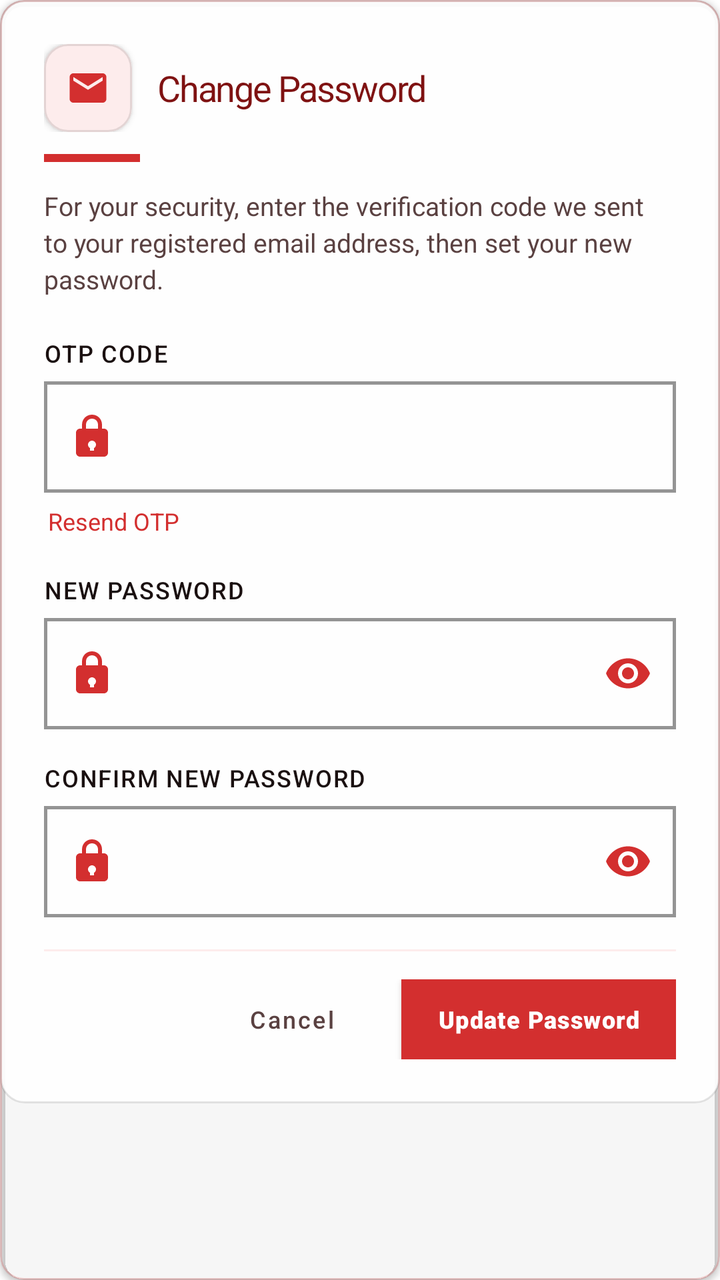
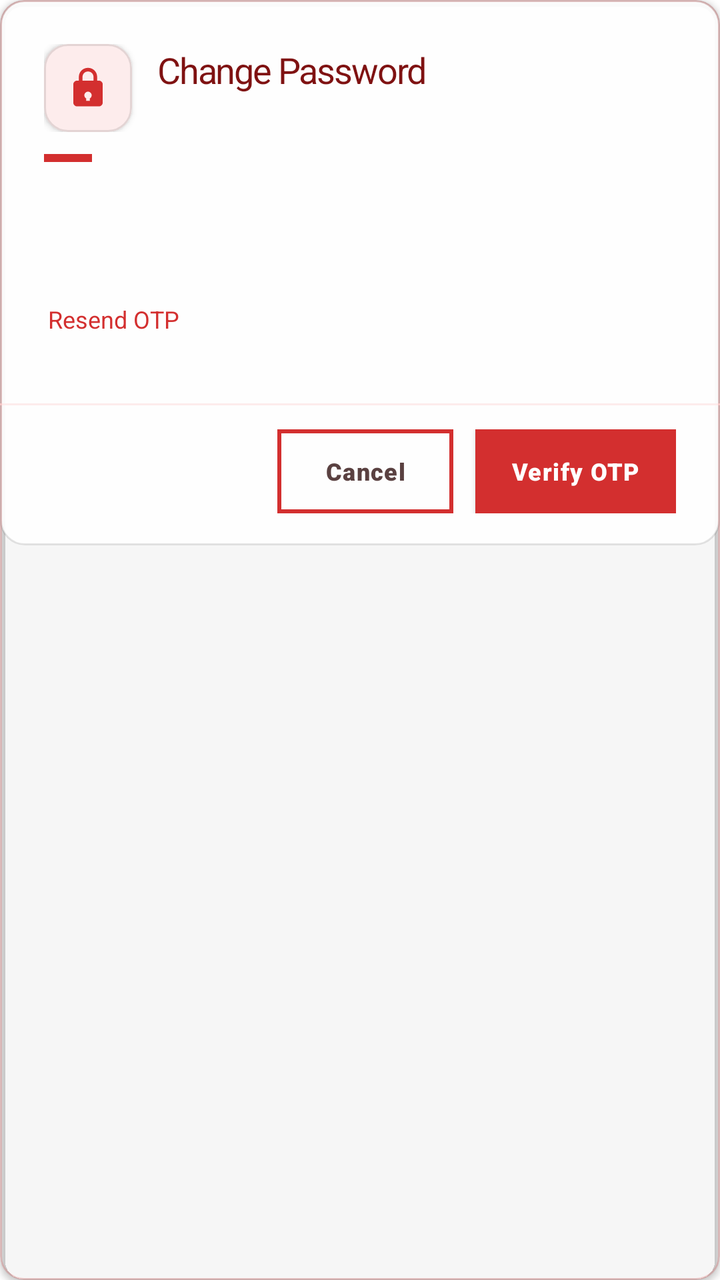

Compare the two renders of this Android layout. The source of the first and the diff that turns it into the second are given below.
<!-- AndroidManifest.xml: application theme Theme.VelocitySuites -->
<!-- res/layout/dialog_change_password_otp.xml -->
<?xml version="1.0" encoding="utf-8"?>
<com.google.android.material.card.MaterialCardView xmlns:android="http://schemas.android.com/apk/res/android"
    xmlns:app="http://schemas.android.com/apk/res-auto"
    style="@style/Widget.Velocity.Card.Glass"
    android:layout_width="match_parent"
    android:layout_height="wrap_content">

    <LinearLayout
        android:layout_width="match_parent"
        android:layout_height="wrap_content"
        android:background="@drawable/bg_glass_card_white"
        android:orientation="vertical"
        android:padding="22dp">

        <LinearLayout
            android:layout_width="match_parent"
            android:layout_height="wrap_content"
            android:gravity="center_vertical"
            android:orientation="horizontal">

            <com.google.android.material.card.MaterialCardView
                android:layout_width="44dp"
                android:layout_height="44dp"
                app:cardBackgroundColor="@color/velocity_red_soft"
                app:cardCornerRadius="@dimen/card_corner_radius"
                app:cardElevation="@dimen/card_elevation">

                <ImageView
                    android:layout_width="22dp"
                    android:layout_height="22dp"
                    android:layout_gravity="center"
                    android:importantForAccessibility="no"
                    android:src="@drawable/ic_email"
                    app:tint="@color/velocity_red_primary" />
            </com.google.android.material.card.MaterialCardView>

            <TextView
                style="@style/TextAppearance.Velocity.ScreenTitle"
                android:layout_width="0dp"
                android:layout_height="wrap_content"
                android:layout_marginStart="13dp"
                android:layout_weight="1"
                android:text="@string/change_password"
                android:textSize="18sp" />
        </LinearLayout>

        <View
            android:layout_width="48dp"
            android:layout_height="4dp"
            android:layout_marginTop="11dp"
            android:layout_marginBottom="13dp"
            android:background="@drawable/shape_intro_pill"
            android:backgroundTint="@color/velocity_red_primary" />

        <TextView
            android:layout_width="match_parent"
            android:layout_height="wrap_content"
            android:layout_marginBottom="20dp"
            android:lineSpacingExtra="3dp"
            android:text="@string/change_password_otp_desc"
            android:textColor="@color/velocity_text_secondary"
            android:textSize="13sp" />

        <TextView
            style="@style/TextAppearance.Velocity.Label.Input"
            android:layout_width="wrap_content"
            android:layout_height="wrap_content"
            android:layout_marginBottom="6dp"
            android:labelFor="@+id/changePasswordOtp"
            android:text="@string/otp_hint"
            android:textColor="@color/velocity_text_primary" />

        <com.google.android.material.textfield.TextInputLayout
            android:id="@+id/changePasswordOtpLayout"
            style="@style/Widget.Velocity.TextInputLayout.OutlinedBox.Rounded"
            android:layout_width="match_parent"
            android:layout_height="wrap_content"
            android:layout_marginBottom="4dp"
            app:startIconDrawable="@drawable/ic_lock">
            <com.google.android.material.textfield.TextInputEditText
                android:id="@+id/changePasswordOtp"
                android:layout_width="match_parent"
                android:layout_height="wrap_content"
                android:inputType="number"
                android:maxLength="6" />
        </com.google.android.material.textfield.TextInputLayout>

        <TextView
            android:id="@+id/resendChangePasswordOtpLink"
            android:layout_width="wrap_content"
            android:layout_height="wrap_content"
            android:layout_marginBottom="16dp"
            android:background="?attr/selectableItemBackground"
            android:clickable="true"
            android:focusable="true"
            android:padding="2dp"
            android:text="@string/resend_otp"
            android:textColor="@color/velocity_red_primary"
            android:textSize="12sp"
            android:fontFamily="sans-serif-bold" />

        <TextView
            style="@style/TextAppearance.Velocity.Label.Input"
            android:layout_width="wrap_content"
            android:layout_height="wrap_content"
            android:layout_marginBottom="6dp"
            android:labelFor="@+id/changePasswordNew"
            android:text="@string/new_password_hint"
            android:textColor="@color/velocity_text_primary" />

        <com.google.android.material.textfield.TextInputLayout
            android:id="@+id/changePasswordNewLayout"
            style="@style/Widget.Velocity.TextInputLayout.OutlinedBox.Rounded"
            android:layout_width="match_parent"
            android:layout_height="wrap_content"
            android:layout_marginBottom="16dp"
            app:passwordToggleEnabled="true"
            app:startIconDrawable="@drawable/ic_lock">
            <com.google.android.material.textfield.TextInputEditText
                android:id="@+id/changePasswordNew"
                android:layout_width="match_parent"
                android:layout_height="wrap_content"
                android:inputType="textPassword" />
        </com.google.android.material.textfield.TextInputLayout>

        <TextView
            style="@style/TextAppearance.Velocity.Label.Input"
            android:layout_width="wrap_content"
            android:layout_height="wrap_content"
            android:layout_marginBottom="6dp"
            android:labelFor="@+id/changePasswordConfirmNew"
            android:text="@string/confirm_new_password_hint"
            android:textColor="@color/velocity_text_primary" />

        <com.google.android.material.textfield.TextInputLayout
            android:id="@+id/changePasswordConfirmNewLayout"
            style="@style/Widget.Velocity.TextInputLayout.OutlinedBox.Rounded"
            android:layout_width="match_parent"
            android:layout_height="wrap_content"
            android:layout_marginBottom="8dp"
            app:passwordToggleEnabled="true"
            app:startIconDrawable="@drawable/ic_lock">
            <com.google.android.material.textfield.TextInputEditText
                android:id="@+id/changePasswordConfirmNew"
                android:layout_width="match_parent"
                android:layout_height="wrap_content"
                android:inputType="textPassword" />
        </com.google.android.material.textfield.TextInputLayout>

        <View
            android:layout_width="match_parent"
            android:layout_height="1dp"
            android:layout_marginTop="8dp"
            android:layout_marginBottom="14dp"
            android:background="@color/velocity_red_soft" />

        <LinearLayout
            android:layout_width="match_parent"
            android:layout_height="wrap_content"
            android:orientation="horizontal"
            android:gravity="center_vertical|end">

            <com.google.android.material.button.MaterialButton
                android:id="@+id/btnCancelChangePasswordOtp"
                style="@style/Widget.MaterialComponents.Button.TextButton"
                android:layout_width="wrap_content"
                android:layout_height="40dp"
                android:text="@string/cancel_label"
                android:textColor="@color/velocity_text_secondary"
                android:textAllCaps="false"
                android:textSize="12sp" />

            <com.google.android.material.button.MaterialButton
                android:id="@+id/btnConfirmChangePasswordOtp"
                style="@style/Widget.Velocity.Button"
                android:layout_width="wrap_content"
                android:layout_height="40dp"
                android:layout_marginStart="11dp"
                android:paddingHorizontal="18dp"
                android:text="@string/reset_password_button"
                android:textAllCaps="false"
                android:textSize="12sp" />
        </LinearLayout>
    </LinearLayout>
</com.google.android.material.card.MaterialCardView>
<!-- resources referenced by this layout -->
<resources>
  <color name="velocity_red_primary">#D32F2F</color>
  <color name="velocity_red_soft">#FDECEC</color>
  <color name="velocity_text_primary">#1A1010</color>
  <color name="velocity_text_secondary">#5A4141</color>
  <dimen name="card_corner_radius">12dp</dimen>
  <dimen name="card_elevation">2dp</dimen>
  <!-- drawable bg_glass_card_white (drawable) -->
  <?xml version="1.0" encoding="utf-8"?>
  <shape xmlns:android="http://schemas.android.com/apk/res/android">
      <solid android:color="#E6FFFFFF" />
      <stroke android:width="1dp" android:color="#1A000000" />
      <corners android:radius="@dimen/card_corner_radius" />
  </shape>
  <!-- drawable ic_email (drawable) -->
  <vector xmlns:android="http://schemas.android.com/apk/res/android"
      android:width="24dp"
      android:height="24dp"
      android:viewportWidth="24"
      android:viewportHeight="24"
      android:tint="#FF000000">
      <path
          android:fillColor="#FF000000"
          android:pathData="M20,4H4c-1.1,0 -1.99,0.9 -1.99,2L2,18c0,1.1 0.9,2 2,2h16c1.1,0 2,-0.9 2,-2V6c0,-1.1 -0.9,-2 -2,-2zM20,8l-8,5 -8,-5V6l8,5 8,-5v2z" />
  </vector>
  <!-- drawable shape_intro_pill (drawable) -->
  <?xml version="1.0" encoding="utf-8"?>
  <shape xmlns:android="http://schemas.android.com/apk/res/android">
      <solid android:color="@color/velocity_red_primary" />
      <corners android:radius="0dp" />
  </shape>
  <string name="cancel_label">Cancel</string>
  <string name="change_password">Change Password</string>
  <string name="change_password_otp_desc">For your security, enter the verification code we sent to your registered email address, then set your new password.</string>
  <string name="confirm_new_password_hint">Confirm New Password</string>
  <string name="new_password_hint">New Password</string>
  <string name="otp_hint">OTP Code</string>
  <string name="resend_otp">Resend OTP</string>
  <string name="reset_password_button">Update Password</string>
  <color name="black">#FF000000</color>
  <color name="velocity_red_dark">#7F1212</color>
  <color name="white">#FFFFFFFF</color>
  <color name="velocity_red_alpha_20">#33D32F2F</color>
  <color name="velocity_red_rose">#EF5350</color>
  <color name="velocity_red_deep">#5A0A0A</color>
  <style name="ShapeAppearance.Velocity.Square" parent="">
          <item name="cornerFamily">rounded</item>
          <item name="cornerSize">0dp</item>
      </style>
  <style name="ShapeAppearance.Velocity.Card" parent="">
          <item name="cornerFamily">rounded</item>
          <item name="cornerSize">@dimen/card_corner_radius</item>
      </style>
  <style name="Widget.Velocity.Flat.Snackbar" parent="Widget.MaterialComponents.Snackbar">
          <item name="android:background">@drawable/bg_snackbar_flat</item>
          <item name="android:elevation">0dp</item>
      </style>
  <color name="velocity_surface_elevated">#FFFFFF</color>
  <color name="velocity_divider_hairline">#1A000000</color>
  <!-- drawable bg_snackbar_flat (drawable) -->
  <?xml version="1.0" encoding="utf-8"?>
  <shape xmlns:android="http://schemas.android.com/apk/res/android" android:shape="rectangle">
      <solid android:color="#323232" />
      <stroke android:width="1dp" android:color="#33FFFFFF" />
      <corners android:radius="0dp" />
  </shape>
  <style name="Widget.Velocity.Flat.BottomSheet" parent="Widget.MaterialComponents.BottomSheet.Modal">
          <item name="shapeAppearanceOverlay">@style/ShapeAppearance.Velocity.Square</item>
          <item name="android:elevation">0dp</item>
          <item name="backgroundTint">@color/velocity_surface_elevated</item>
      </style>
  <!-- unchanged entries left out for length: 15 -->
</resources>

<!-- the commit's change to res/layout/dialog_change_password_otp.xml (unified diff, before → after) -->
@@ -5,179 +5,252 @@
     android:layout_width="match_parent"
     android:layout_height="wrap_content">
 
+    
     <LinearLayout
         android:layout_width="match_parent"
         android:layout_height="wrap_content"
         android:background="@drawable/bg_glass_card_white"
-        android:orientation="vertical"
-        android:padding="22dp">
+        android:orientation="vertical">
+
+        <androidx.core.widget.NestedScrollView
+            android:layout_width="match_parent"
+            android:layout_height="0dp"
+            android:layout_weight="1">
+
+            <LinearLayout
+                android:layout_width="match_parent"
+                android:layout_height="wrap_content"
+                android:orientation="vertical"
+                android:padding="22dp">
+
+                <LinearLayout
+                    android:layout_width="match_parent"
+                    android:layout_height="wrap_content"
+                    android:gravity="center_vertical"
+                    android:orientation="horizontal">
+
+                    <com.google.android.material.card.MaterialCardView
+                        android:layout_width="44dp"
+                        android:layout_height="44dp"
+                        app:cardBackgroundColor="@color/velocity_red_soft"
+                        app:cardCornerRadius="@dimen/card_corner_radius"
+                        app:cardElevation="@dimen/card_elevation">
+
+                        <ImageView
+                            android:layout_width="22dp"
+                            android:layout_height="22dp"
+                            android:layout_gravity="center"
+                            android:importantForAccessibility="no"
+                            android:src="@drawable/ic_lock"
+                            app:tint="@color/velocity_red_primary" />
+                    </com.google.android.material.card.MaterialCardView>
+
+                    <LinearLayout
+                        android:layout_width="0dp"
+                        android:layout_height="wrap_content"
+                        android:layout_marginStart="13dp"
+                        android:layout_weight="1"
+                        android:orientation="vertical">
+
+                        <TextView
+                            style="@style/TextAppearance.Velocity.ScreenTitle"
+                            android:layout_width="match_parent"
+                            android:layout_height="wrap_content"
+                            android:text="@string/change_password"
+                            android:textSize="18sp" />
+
+                        <TextView
+                            android:id="@+id/changePasswordStepText"
+                            android:layout_width="match_parent"
+                            android:layout_height="wrap_content"
+                            android:layout_marginTop="2dp"
+                            android:textColor="@color/velocity_text_secondary"
+                            android:textSize="12sp" />
+                    </LinearLayout>
+                </LinearLayout>
+
+                <View
+                    android:id="@+id/changePasswordProgress"
+                    android:layout_width="24dp"
+                    android:layout_height="4dp"
+                    android:layout_marginTop="11dp"
+                    android:layout_marginBottom="13dp"
+                    android:background="@drawable/shape_intro_pill"
+                    android:backgroundTint="@color/velocity_red_primary"
+                    android:importantForAccessibility="no" />
+
+                
+                <LinearLayout
+                    android:id="@+id/changePasswordStepOtp"
+                    android:layout_width="match_parent"
+                    android:layout_height="wrap_content"
+                    android:orientation="vertical">
+
+                    <TextView
+                        android:id="@+id/changePasswordOtpDesc"
+                        android:layout_width="match_parent"
+                        android:layout_height="wrap_content"
+                        android:layout_marginBottom="16dp"
+                        android:lineSpacingExtra="3dp"
+                        android:textColor="@color/velocity_text_secondary"
+                        android:textSize="13sp" />
+
+                    <LinearLayout
+                        android:id="@+id/changePasswordOtpBoxes"
+                        android:layout_width="match_parent"
+                        android:layout_height="wrap_content"
+                        android:orientation="horizontal"
+                        android:baselineAligned="false" />
+
+                    <TextView
+                        android:id="@+id/changePasswordOtpError"
+                        android:layout_width="match_parent"
+                        android:layout_height="wrap_content"
+                        android:layout_marginTop="8dp"
+                        android:textColor="@color/velocity_red_primary"
+                        android:textSize="12sp"
+                        android:visibility="gone" />
+
+                    <TextView
+                        android:id="@+id/resendChangePasswordOtpLink"
+                        android:layout_width="wrap_content"
+                        android:layout_height="wrap_content"
+                        android:layout_marginTop="12dp"
+                        android:background="?attr/selectableItemBackground"
+                        android:clickable="true"
+                        android:focusable="true"
+                        android:fontFamily="sans-serif-bold"
+                        android:minHeight="40dp"
+                        android:gravity="center_vertical"
+                        android:padding="2dp"
+                        android:text="@string/resend_otp"
+                        android:textColor="@color/velocity_red_primary"
+                        android:textSize="12sp" />
+                </LinearLayout>
+
+                
+                <LinearLayout
+                    android:id="@+id/changePasswordStepPassword"
+                    android:layout_width="match_parent"
+                    android:layout_height="wrap_content"
+                    android:orientation="vertical"
+                    android:visibility="gone">
+
+                    <TextView
+                        android:layout_width="match_parent"
+                        android:layout_height="wrap_content"
+                        android:layout_marginBottom="16dp"
+                        android:lineSpacingExtra="3dp"
+                        android:text="@string/change_password_new_desc"
+                        android:textColor="@color/velocity_text_secondary"
+                        android:textSize="13sp" />
+
+                    <TextView
+                        style="@style/TextAppearance.Velocity.Label.Input"
+                        android:layout_width="wrap_content"
+                        android:layout_height="wrap_content"
+                        android:layout_marginBottom="6dp"
+                        android:labelFor="@+id/changePasswordNew"
+                        android:text="@string/new_password_hint"
+                        android:textColor="@color/velocity_text_primary" />
+
+                    <com.google.android.material.textfield.TextInputLayout
+                        android:id="@+id/changePasswordNewLayout"
+                        style="@style/Widget.Velocity.TextInputLayout.OutlinedBox.Rounded"
+                        android:layout_width="match_parent"
+                        android:layout_height="wrap_content"
+                        android:layout_marginBottom="12dp"
+                        app:endIconMode="password_toggle"
+                        app:startIconDrawable="@drawable/ic_lock">
+
+                        <com.google.android.material.textfield.TextInputEditText
+                            android:id="@+id/changePasswordNew"
+                            android:layout_width="match_parent"
+                            android:layout_height="wrap_content"
+                            android:imeOptions="actionNext"
+                            android:inputType="textPassword" />
+                    </com.google.android.material.textfield.TextInputLayout>
+
+                    <TextView
+                        style="@style/TextAppearance.Velocity.Label.Input"
+                        android:layout_width="wrap_content"
+                        android:layout_height="wrap_content"
+                        android:layout_marginBottom="6dp"
+                        android:labelFor="@+id/changePasswordConfirmNew"
+                        android:text="@string/confirm_new_password_hint"
+                        android:textColor="@color/velocity_text_primary" />
+
+                    <com.google.android.material.textfield.TextInputLayout
+                        android:id="@+id/changePasswordConfirmNewLayout"
+                        style="@style/Widget.Velocity.TextInputLayout.OutlinedBox.Rounded"
+                        android:layout_width="match_parent"
+                        android:layout_height="wrap_content"
+                        android:layout_marginBottom="12dp"
+                        app:endIconMode="password_toggle"
+                        app:startIconDrawable="@drawable/ic_lock">
+
+                        <com.google.android.material.textfield.TextInputEditText
+                            android:id="@+id/changePasswordConfirmNew"
+                            android:layout_width="match_parent"
+                            android:layout_height="wrap_content"
+                            android:imeOptions="actionDone"
+                            android:inputType="textPassword" />
+                    </com.google.android.material.textfield.TextInputLayout>
+
+                    
+                    <TextView
+                        android:id="@+id/changePasswordRuleLength"
+                        android:layout_width="match_parent"
+                        android:layout_height="wrap_content"
+                        android:text="@string/password_rule_length"
+                        android:textColor="@color/velocity_text_secondary"
+                        android:textSize="12sp" />
+
+                    <TextView
+                        android:id="@+id/changePasswordRuleMatch"
+                        android:layout_width="match_parent"
+                        android:layout_height="wrap_content"
+                        android:layout_marginTop="4dp"
+                        android:text="@string/password_rule_match"
+                        android:textColor="@color/velocity_text_secondary"
+                        android:textSize="12sp" />
+                </LinearLayout>
+            </LinearLayout>
+        </androidx.core.widget.NestedScrollView>
+
+        <View
+            android:layout_width="match_parent"
+            android:layout_height="1dp"
+            android:background="@color/velocity_red_soft" />
 
         <LinearLayout
             android:layout_width="match_parent"
             android:layout_height="wrap_content"
-            android:gravity="center_vertical"
-            android:orientation="horizontal">
-
-            <com.google.android.material.card.MaterialCardView
-                android:layout_width="44dp"
-                android:layout_height="44dp"
-                app:cardBackgroundColor="@color/velocity_red_soft"
-                app:cardCornerRadius="@dimen/card_corner_radius"
-                app:cardElevation="@dimen/card_elevation">
-
-                <ImageView
-                    android:layout_width="22dp"
-                    android:layout_height="22dp"
-                    android:layout_gravity="center"
-                    android:importantForAccessibility="no"
-                    android:src="@drawable/ic_email"
-                    app:tint="@color/velocity_red_primary" />
-            </com.google.android.material.card.MaterialCardView>
-
-            <TextView
-                style="@style/TextAppearance.Velocity.ScreenTitle"
-                android:layout_width="0dp"
-                android:layout_height="wrap_content"
-                android:layout_marginStart="13dp"
-                android:layout_weight="1"
-                android:text="@string/change_password"
-                android:textSize="18sp" />
-        </LinearLayout>
-
-        <View
-            android:layout_width="48dp"
-            android:layout_height="4dp"
-            android:layout_marginTop="11dp"
-            android:layout_marginBottom="13dp"
-            android:background="@drawable/shape_intro_pill"
-            android:backgroundTint="@color/velocity_red_primary" />
-
-        <TextView
-            android:layout_width="match_parent"
-            android:layout_height="wrap_content"
-            android:layout_marginBottom="20dp"
-            android:lineSpacingExtra="3dp"
-            android:text="@string/change_password_otp_desc"
-            android:textColor="@color/velocity_text_secondary"
-            android:textSize="13sp" />
-
-        <TextView
-            style="@style/TextAppearance.Velocity.Label.Input"
-            android:layout_width="wrap_content"
-            android:layout_height="wrap_content"
-            android:layout_marginBottom="6dp"
-            android:labelFor="@+id/changePasswordOtp"
-            android:text="@string/otp_hint"
-            android:textColor="@color/velocity_text_primary" />
-
-        <com.google.android.material.textfield.TextInputLayout
-            android:id="@+id/changePasswordOtpLayout"
-            style="@style/Widget.Velocity.TextInputLayout.OutlinedBox.Rounded"
-            android:layout_width="match_parent"
-            android:layout_height="wrap_content"
-            android:layout_marginBottom="4dp"
-            app:startIconDrawable="@drawable/ic_lock">
-            <com.google.android.material.textfield.TextInputEditText
-                android:id="@+id/changePasswordOtp"
-                android:layout_width="match_parent"
-                android:layout_height="wrap_content"
-                android:inputType="number"
-                android:maxLength="6" />
-        </com.google.android.material.textfield.TextInputLayout>
-
-        <TextView
-            android:id="@+id/resendChangePasswordOtpLink"
-            android:layout_width="wrap_content"
-            android:layout_height="wrap_content"
-            android:layout_marginBottom="16dp"
-            android:background="?attr/selectableItemBackground"
-            android:clickable="true"
-            android:focusable="true"
-            android:padding="2dp"
-            android:text="@string/resend_otp"
-            android:textColor="@color/velocity_red_primary"
-            android:textSize="12sp"
-            android:fontFamily="sans-serif-bold" />
-
-        <TextView
-            style="@style/TextAppearance.Velocity.Label.Input"
-            android:layout_width="wrap_content"
-            android:layout_height="wrap_content"
-            android:layout_marginBottom="6dp"
-            android:labelFor="@+id/changePasswordNew"
-            android:text="@string/new_password_hint"
-            android:textColor="@color/velocity_text_primary" />
-
-        <com.google.android.material.textfield.TextInputLayout
-            android:id="@+id/changePasswordNewLayout"
-            style="@style/Widget.Velocity.TextInputLayout.OutlinedBox.Rounded"
-            android:layout_width="match_parent"
-            android:layout_height="wrap_content"
-            android:layout_marginBottom="16dp"
-            app:passwordToggleEnabled="true"
-            app:startIconDrawable="@drawable/ic_lock">
-            <com.google.android.material.textfield.TextInputEditText
-                android:id="@+id/changePasswordNew"
-                android:layout_width="match_parent"
-                android:layout_height="wrap_content"
-                android:inputType="textPassword" />
-        </com.google.android.material.textfield.TextInputLayout>
-
-        <TextView
-            style="@style/TextAppearance.Velocity.Label.Input"
-            android:layout_width="wrap_content"
-            android:layout_height="wrap_content"
-            android:layout_marginBottom="6dp"
-            android:labelFor="@+id/changePasswordConfirmNew"
-            android:text="@string/confirm_new_password_hint"
-            android:textColor="@color/velocity_text_primary" />
-
-        <com.google.android.material.textfield.TextInputLayout
-            android:id="@+id/changePasswordConfirmNewLayout"
-            style="@style/Widget.Velocity.TextInputLayout.OutlinedBox.Rounded"
-            android:layout_width="match_parent"
-            android:layout_height="wrap_content"
-            android:layout_marginBottom="8dp"
-            app:passwordToggleEnabled="true"
-            app:startIconDrawable="@drawable/ic_lock">
-            <com.google.android.material.textfield.TextInputEditText
-                android:id="@+id/changePasswordConfirmNew"
-                android:layout_width="match_parent"
-                android:layout_height="wrap_content"
-                android:inputType="textPassword" />
-        </com.google.android.material.textfield.TextInputLayout>
-
-        <View
-            android:layout_width="match_parent"
-            android:layout_height="1dp"
-            android:layout_marginTop="8dp"
-            android:layout_marginBottom="14dp"
-            android:background="@color/velocity_red_soft" />
-
-        <LinearLayout
-            android:layout_width="match_parent"
-            android:layout_height="wrap_content"
+            android:gravity="center_vertical|end"
             android:orientation="horizontal"
-            android:gravity="center_vertical|end">
+            android:paddingHorizontal="22dp"
+            android:paddingTop="12dp"
+            android:paddingBottom="16dp">
 
             <com.google.android.material.button.MaterialButton
                 android:id="@+id/btnCancelChangePasswordOtp"
-                style="@style/Widget.MaterialComponents.Button.TextButton"
+                style="@style/Widget.Velocity.Button.Outlined"
                 android:layout_width="wrap_content"
-                android:layout_height="40dp"
+                android:layout_height="42dp"
+                android:paddingHorizontal="16dp"
                 android:text="@string/cancel_label"
+                android:textAllCaps="false"
                 android:textColor="@color/velocity_text_secondary"
-                android:textAllCaps="false"
                 android:textSize="12sp" />
 
             <com.google.android.material.button.MaterialButton
                 android:id="@+id/btnConfirmChangePasswordOtp"
                 style="@style/Widget.Velocity.Button"
                 android:layout_width="wrap_content"
-                android:layout_height="40dp"
+                android:layout_height="42dp"
                 android:layout_marginStart="11dp"
                 android:paddingHorizontal="18dp"
-                android:text="@string/reset_password_button"
+                android:text="@string/verify_otp_button"
                 android:textAllCaps="false"
                 android:textSize="12sp" />
         </LinearLayout>
<!-- resource entries referenced after the edit -->
@@ -13,17 +13,6 @@
       <stroke android:width="1dp" android:color="#1A000000" />
       <corners android:radius="@dimen/card_corner_radius" />
   </shape>
-  <!-- drawable ic_email (drawable) -->
-  <vector xmlns:android="http://schemas.android.com/apk/res/android"
-      android:width="24dp"
-      android:height="24dp"
-      android:viewportWidth="24"
-      android:viewportHeight="24"
-      android:tint="#FF000000">
-      <path
-          android:fillColor="#FF000000"
-          android:pathData="M20,4H4c-1.1,0 -1.99,0.9 -1.99,2L2,18c0,1.1 0.9,2 2,2h16c1.1,0 2,-0.9 2,-2V6c0,-1.1 -0.9,-2 -2,-2zM20,8l-8,5 -8,-5V6l8,5 8,-5v2z" />
-  </vector>
   <!-- drawable shape_intro_pill (drawable) -->
   <?xml version="1.0" encoding="utf-8"?>
   <shape xmlns:android="http://schemas.android.com/apk/res/android">
@@ -32,12 +21,27 @@
   </shape>
   <string name="cancel_label">Cancel</string>
   <string name="change_password">Change Password</string>
-  <string name="change_password_otp_desc">For your security, enter the verification code we sent to your registered email address, then set your new password.</string>
+  <string name="change_password_new_desc">Code verified. Choose a new password for your account.</string>
   <string name="confirm_new_password_hint">Confirm New Password</string>
   <string name="new_password_hint">New Password</string>
-  <string name="otp_hint">OTP Code</string>
+  <string name="password_rule_length">At least 8 characters</string>
+  <string name="password_rule_match">Both passwords match</string>
   <string name="resend_otp">Resend OTP</string>
-  <string name="reset_password_button">Update Password</string>
+  <string name="verify_otp_button">Verify OTP</string>
+  <style name="Widget.Velocity.Button.Outlined" parent="Widget.MaterialComponents.Button.OutlinedButton">
+          <item name="android:layout_height">56dp</item>
+          <item name="android:insetTop">0dp</item>
+          <item name="android:insetBottom">0dp</item>
+          <item name="android:fontFamily">sans-serif-black</item>
+          <item name="android:letterSpacing">0.04</item>
+          <item name="android:textAllCaps">true</item>
+          <item name="android:textSize">14sp</item>
+          <item name="android:textColor">@color/velocity_red_primary</item>
+          <item name="cornerRadius">0dp</item>
+          <item name="strokeColor">@color/velocity_red_primary</item>
+          <item name="strokeWidth">2dp</item>
+          <item name="rippleColor">@color/velocity_red_alpha_20</item>
+      </style>
   <color name="black">#FF000000</color>
   <color name="velocity_red_dark">#7F1212</color>
   <color name="white">#FFFFFFFF</color>
